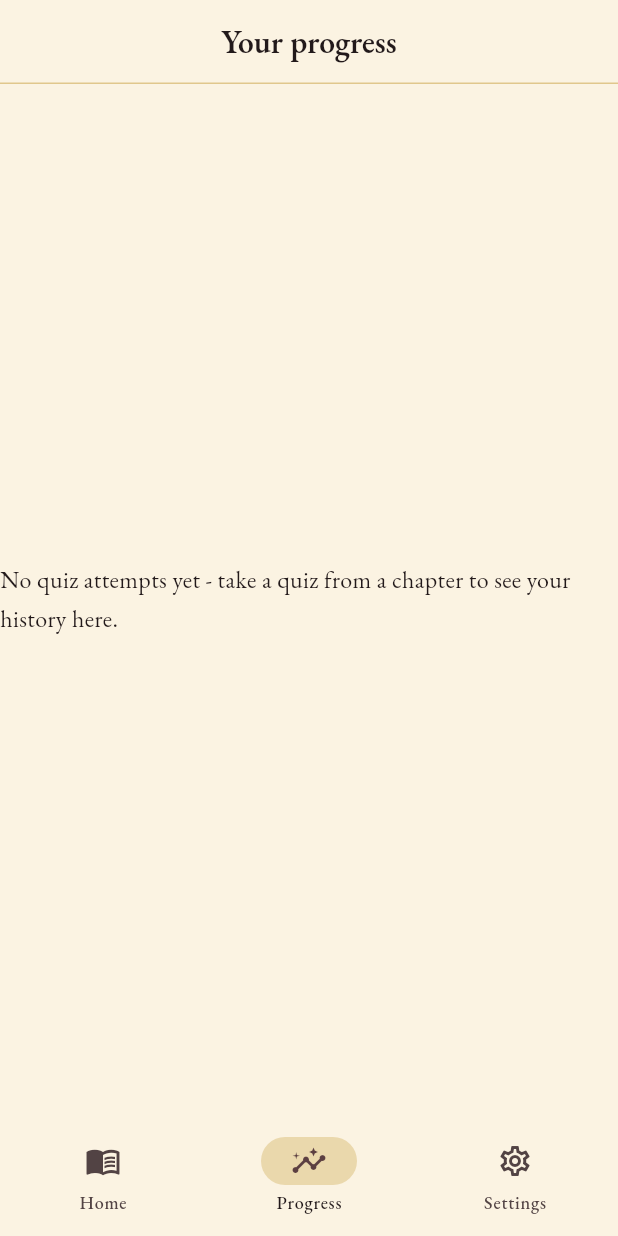
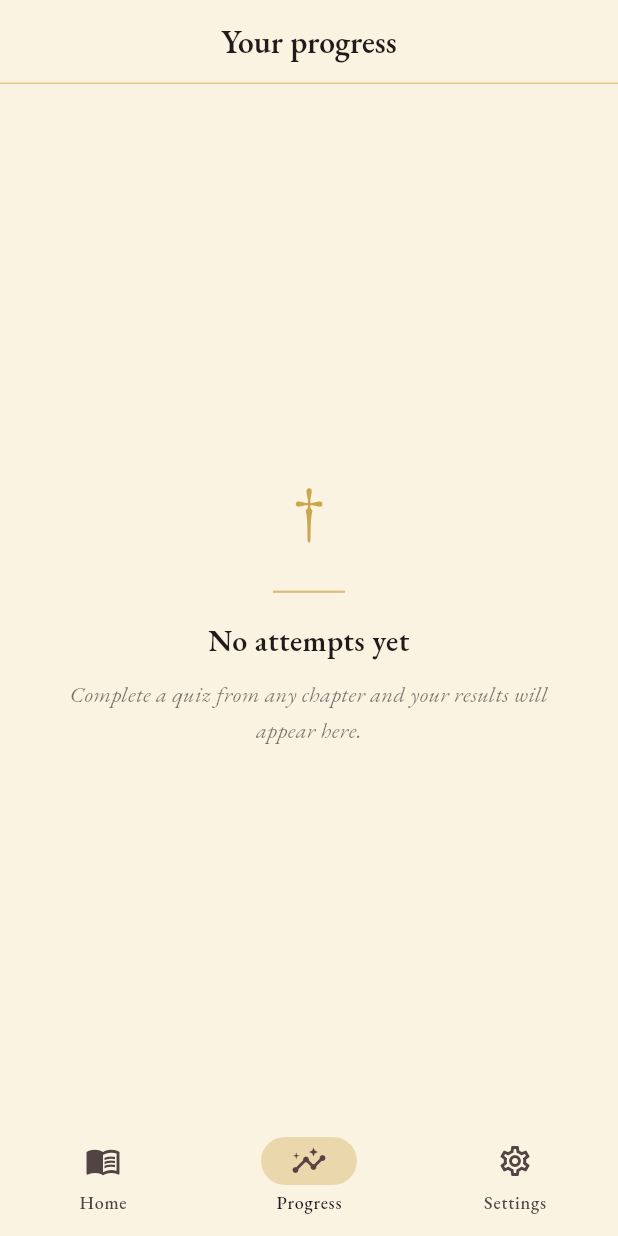
Before and after one commit to KodEx-SA/phc, a Flutter app: the screen it shows after launch, item 2 of the bottom bar chosen, on a phone screen of 412 x 824 dp. Run offline on Flutter 3.47's test engine with Material 3 defaults, Android fonts, the phone set to English and light mode, and no system bars; our stand-ins replace google_fonts, shared_preferences.

Commit message:
add: hot reload, cross and thin spinner

```diff
--- a/lib/screens/home_screen.dart
+++ b/lib/screens/home_screen.dart
@@ -7,6 +7,7 @@ import '../models/content_models.dart';
 import '../widgets/chapter_card.dart';
 import '../widgets/language_toggle.dart';
 import '../widgets/home_reader.dart';
+import '../widgets/phc_loading.dart';
 import 'quiz_setup_screen.dart';
 import 'reader_screen.dart';
 
@@ -44,7 +45,7 @@ class _HomeScreenState extends State<HomeScreen> {
       ),
 
       body: _content == null
-          ? const Center(child: CircularProgressIndicator())
+          ? const PhcLoading()
           : ListView.builder(
               padding: const EdgeInsets.only(bottom: 12),
               itemCount: _content!.chapters.length + 1,
--- a/lib/screens/progress_screen.dart
+++ b/lib/screens/progress_screen.dart
@@ -1,6 +1,7 @@
 import 'package:flutter/material.dart';
 import 'package:provider/provider.dart';
 import '../data/app_state.dart';
+import '../widgets/phc_empty_state.dart';
 
 class ProgressScreen extends StatelessWidget {
   const ProgressScreen({super.key});
@@ -12,10 +13,10 @@ class ProgressScreen extends StatelessWidget {
     return Scaffold(
       appBar: AppBar(title: const Text('Your progress')),
       body: history.isEmpty
-          ? const Center(
-              child: Text(
-                'No quiz attempts yet - take a quiz from a chapter to see your history here.',
-              ),
+          ? const PhcEmptyState(
+              symbol: '†',
+              title: 'No attempts yet',
+              message: 'Complete a quiz from any chapter and your results will appear here.',
             )
           : ListView.builder(
               padding: const EdgeInsets.all(12),
--- a/lib/widgets/home_reader.dart
+++ b/lib/widgets/home_reader.dart
@@ -26,7 +26,7 @@ class HomeHeader extends StatelessWidget {
         crossAxisAlignment: CrossAxisAlignment.center,
         children: [
           // Cross ornament
-          Text('✛', style: TextStyle(fontSize: 28, color: scheme.secondary)),
+          Text('†', style: TextStyle(fontSize: 28, color: scheme.secondary)),
           const SizedBox(height: 10),
           // Church name
           Text(
--- /dev/null
+++ b/lib/widgets/phc_empty_state.dart
@@ -0,0 +1,65 @@
+import 'package:flutter/material.dart';
+import 'package:google_fonts/google_fonts.dart';
+
+class PhcEmptyState extends StatelessWidget {
+  final String symbol;
+  final String title;
+  final String message;
+
+  const PhcEmptyState({
+    super.key,
+    required this.symbol,
+    required this.title,
+    required this.message,
+  });
+
+  @override
+  Widget build(BuildContext context) {
+    final scheme = Theme.of(context).colorScheme;
+
+    return Center(
+      child: Padding(
+        padding: const EdgeInsets.all(40),
+        child: Column(
+          mainAxisAlignment: MainAxisAlignment.center,
+          children: [
+            Text(
+              symbol,
+              style: TextStyle(
+                fontSize: 48,
+                color: scheme.secondary.withValues(alpha: 0.7),
+              ),
+            ),
+            const SizedBox(height: 16),
+            Container(
+              height: 1.5,
+              width: 48,
+              color: scheme.secondary.withValues(alpha: 0.5),
+            ),
+            const SizedBox(height: 16),
+            Text(
+              title,
+              textAlign: TextAlign.center,
+              style: GoogleFonts.ebGaramond(
+                fontSize: 20,
+                fontWeight: FontWeight.w600,
+                color: scheme.onSurface,
+              ),
+            ),
+            const SizedBox(height: 8),
+            Text(
+              message,
+              textAlign: TextAlign.center,
+              style: GoogleFonts.ebGaramond(
+                fontSize: 15,
+                fontStyle: FontStyle.italic,
+                color: scheme.onSurface.withValues(alpha: 0.6),
+                height: 1.6,
+              ),
+            ),
+          ],
+        ),
+      ),
+    );
+  }
+}
```
Also changed, not shown: lib/screens/quiz_screen.dart (+6 -1 lines), lib/widgets/phc_loading.dart (added, +44 -0 lines).
